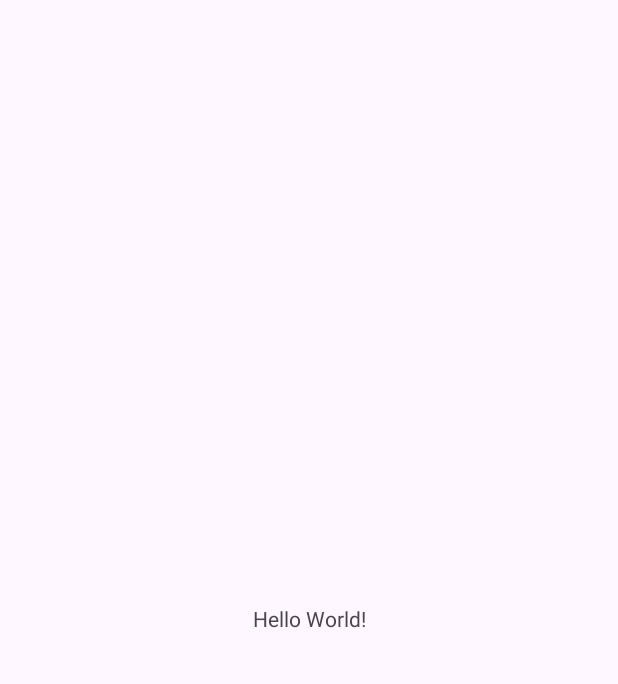
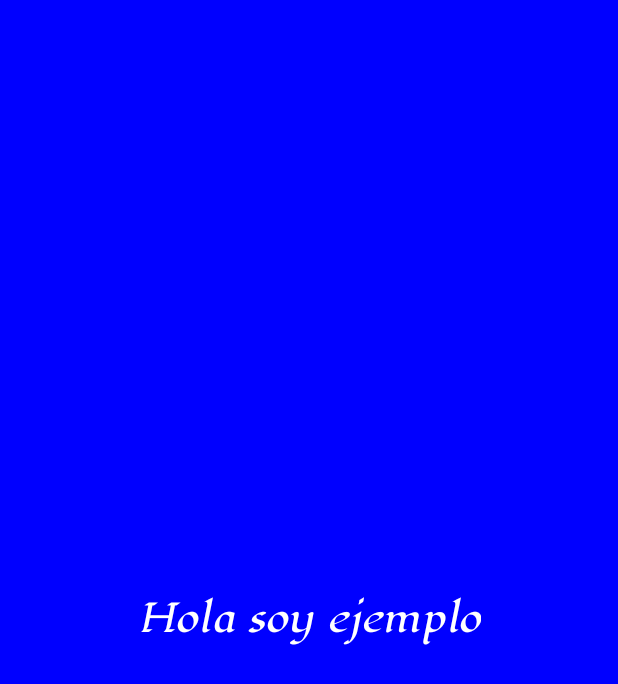
Before and after one commit to As1ss/Ejemplos-Estructura, an Android app: the screen it shows after launch (MainActivity), on a phone screen of 412 x 824 dp. Before the commit the part shown is almost empty. Shown: the top 684 px of the screen. Run offline under Robolectric (Android 15) with nearby library versions, the phone set to English and light mode, and no system bars.

Commit message:
Añadido de fuentes, cambio de color background, tamaño de la fuente, color, etc.

```diff
--- a/app/src/main/res/layout/activity_main.xml
+++ b/app/src/main/res/layout/activity_main.xml
@@ -4,12 +4,16 @@
     xmlns:tools="http://schemas.android.com/tools"
     android:layout_width="match_parent"
     android:layout_height="match_parent"
+    android:background="@color/blue"
     tools:context=".MainActivity">
 
     <TextView
         android:layout_width="wrap_content"
         android:layout_height="wrap_content"
-        android:text="Hello World!"
+        android:text="@string/ejemplo"
+        android:textColor="@color/white"
+        android:textSize="25dp"
+        android:fontFamily="@font/lugrasimo"
         app:layout_constraintBottom_toBottomOf="parent"
         app:layout_constraintEnd_toEndOf="parent"
         app:layout_constraintStart_toStartOf="parent"
--- a/app/src/main/res/values/colors.xml
+++ b/app/src/main/res/values/colors.xml
@@ -2,4 +2,5 @@
 <resources>
     <color name="black">#FF000000</color>
     <color name="white">#FFFFFFFF</color>
+    <color name="blue">#0000FF</color>
 </resources>
--- a/app/src/main/res/values/strings.xml
+++ b/app/src/main/res/values/strings.xml
@@ -1,3 +1,6 @@
 <resources>
     <string name="app_name">Empty-Proyect</string>
+    <string name="ejemplo">Hola soy ejemplo</string>
+
+
 </resources>
```
Also changed, not shown: app/src/main/res/font/lugrasimo.ttf (added).
